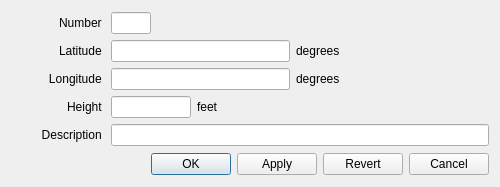
Before: the Qt Designer form ground/src/plugins/opmap/opmap_edit_waypoint_dialog.ui in openpilot/OpenPilot, drawn with Qt 5.
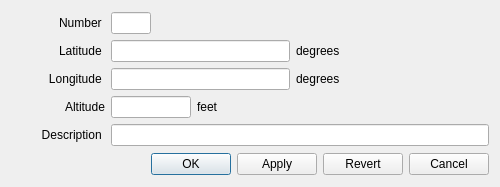
After: the same form once the commit is applied. Icons and pictures are not drawn.

Commit message: Fixed new map tooltips. 'Maybe' fixed the 'find place' combobox border colour problem on the new map plug-in. Mouse context menu now only pops up when user clicks within map area on the new map plug-in.

The edit to the form file:
```diff
--- a/ground/src/plugins/opmap/opmap_edit_waypoint_dialog.ui
+++ b/ground/src/plugins/opmap/opmap_edit_waypoint_dialog.ui
@@ -181,7 +181,7 @@
         </sizepolicy>
        </property>
        <property name="text">
-        <string>Height </string>
+        <string>Altitude</string>
        </property>
        <property name="alignment">
         <set>Qt::AlignRight|Qt::AlignTrailing|Qt::AlignVCenter</set>
```
Left out of the diff: 2 changed lines with no effect on the pictures. The commit also changes 6 other files.
